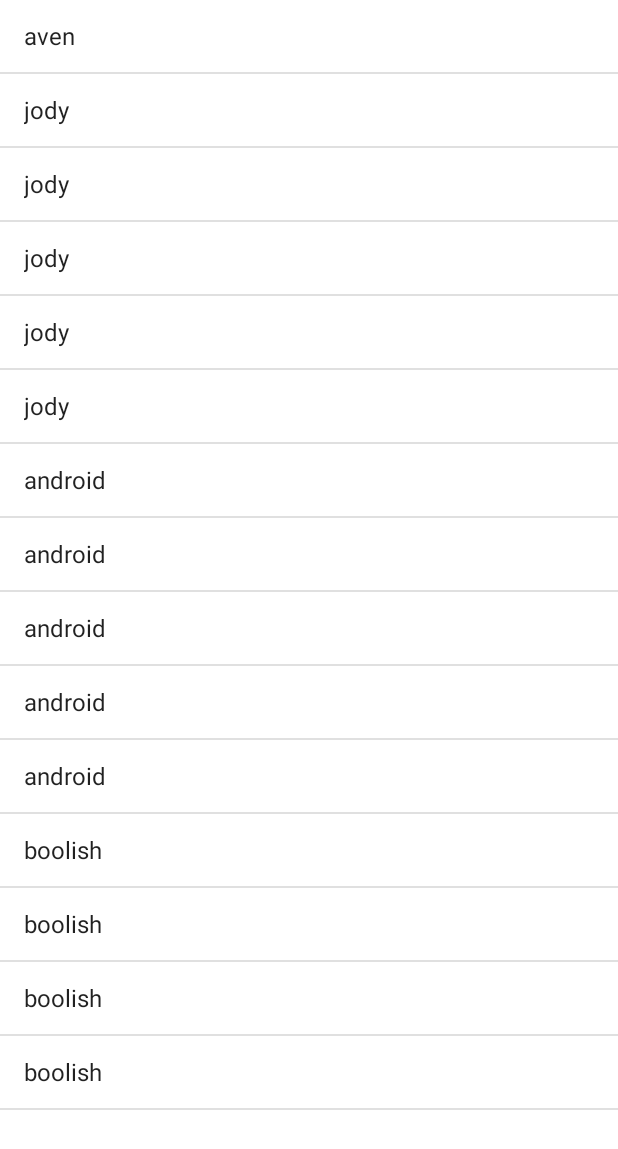
After one commit to ivan-shork/Easy_Android_Learn, an Android app: the ListActivity screen opened directly, with no data from a screen before it, on a phone screen of 412 x 824 dp. The commit adds this screen. Shown: the top 1149 px of the screen. Run offline under Robolectric (Android 15) with nearby library versions, the phone set to English and light mode, and no system bars.

Commit message:
list_adapter_列表构建

```diff
--- a/app/src/main/AndroidManifest.xml
+++ b/app/src/main/AndroidManifest.xml
@@ -9,6 +9,9 @@
         android:roundIcon="@mipmap/ic_launcher_round"
         android:supportsRtl="true"
         android:theme="@style/Theme.MyFirstAndroidApplication">
+        <activity
+            android:name=".ListActivity"
+            android:exported="true" />
         <activity
             android:name=".ActivityTwo"
             android:exported="true" />
--- a/app/src/main/java/com/aven/myfirstandroidapplication/ActivityOne.java
+++ b/app/src/main/java/com/aven/myfirstandroidapplication/ActivityOne.java
@@ -35,7 +35,9 @@ public class ActivityOne extends AppCompatActivity implements View.OnClickListen
                 startActivity(i);
                 break;
             case R.id.button8:
-                Toast.makeText(ActivityOne.this,"我的被点击", Toast.LENGTH_SHORT).show();
+                Toast.makeText(ActivityOne.this,"跳转到电话列表", Toast.LENGTH_SHORT).show();
+                Intent listIndent = new Intent(ActivityOne.this, ListActivity.class);
+                startActivity(listIndent);
                 break;
             default:
                 throw new IllegalStateException("Unexpected value: " + view.getId());
--- /dev/null
+++ b/app/src/main/java/com/aven/myfirstandroidapplication/ListActivity.java
@@ -0,0 +1,60 @@
+package com.aven.myfirstandroidapplication;
+
+import androidx.appcompat.app.AppCompatActivity;
+
+import android.os.Bundle;
+import android.view.View;
+import android.widget.ArrayAdapter;
+import android.widget.ListView;
+
+import java.lang.reflect.Array;
+
+public class ListActivity extends android.app.ListActivity {
+
+    // step1: create dataset 创建数据集
+    String data[] = {
+            "aven",
+            "jody",
+            "jody",
+            "jody",
+            "jody",
+            "jody",
+            "android",
+            "android",
+            "android",
+            "android",
+            "android",
+            "boolish",
+            "boolish",
+            "boolish",
+            "boolish"
+    };
+
+    @Override
+    protected void onCreate(Bundle savedInstanceState) {
+        super.onCreate(savedInstanceState);
+//        setContentView(R.layout.activity_list);
+
+        // step2: create data adapater  //创建一个数据插槽
+        ArrayAdapter<String> myAdapater = new ArrayAdapter<String>(
+                // 传自己的上下文对象过去，因为可能会回调这边的方法
+                this,
+                // 这个list的外观资源档 用android自带的
+                android.R.layout.simple_list_item_1,
+                // text的id
+                android.R.id.text1,
+                data
+
+        );
+        // update Adapater
+        setListAdapter(myAdapater);
+
+    }
+
+    @Override
+    protected void onListItemClick(ListView l, View v, int position, long id) {
+        super.onListItemClick(l, v, position, id);
+    }
+
+
+}
```
Also changed, not shown: app/src/main/res/layout/activity_list.xml (added, +9 -0 lines), app/src/main/res/layout/layout_one.xml (+13 -11 lines).
